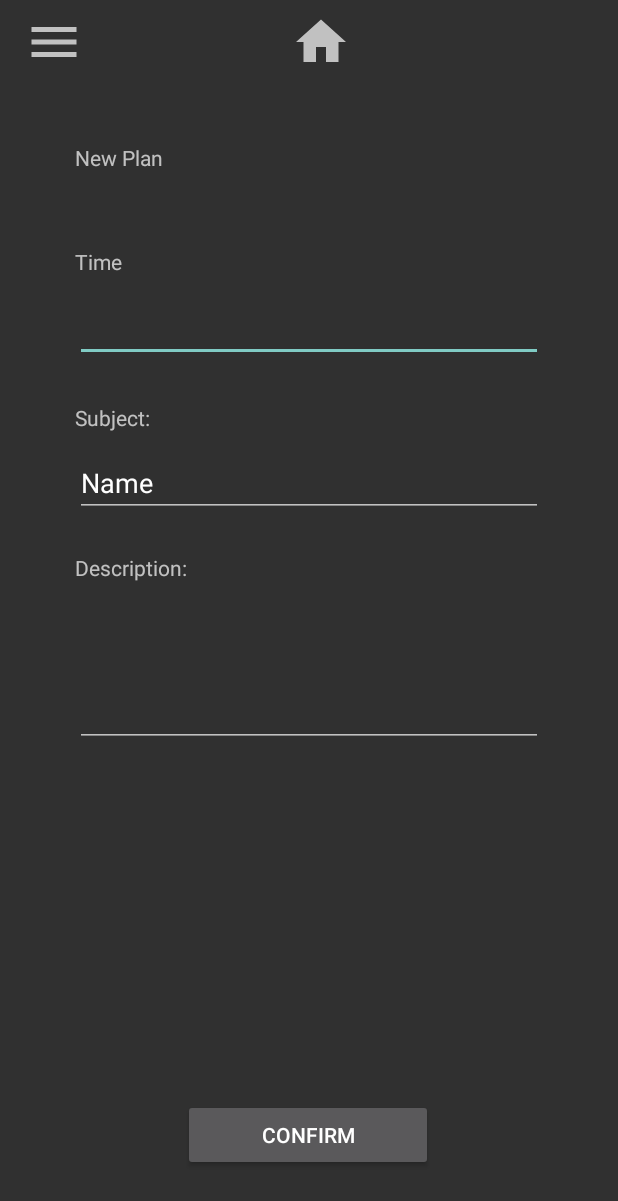
After one commit to AfonsoCunha22/EstudassesPlus, an Android app: the layout activity_new_session.xml on its own in the app's theme, with its tools: preview values and no code run, on a phone screen of 412 x 824 dp. The commit adds this screen. Shown: the top 1201 px of the screen. Run offline under Robolectric (Android 15) with nearby library versions, the phone set to English and light mode, and no system bars.

Commit message:
Session(pt.1)
Tentativa que adicionar os botões para as várias partes das sessions. De momento a aplicação fecha se clicar no botão de sessions.

```diff
--- /dev/null
+++ b/app/src/main/res/layout/activity_new_session.xml
@@ -0,0 +1,233 @@
+<?xml version="1.0" encoding="utf-8"?>
+<androidx.drawerlayout.widget.DrawerLayout xmlns:android="http://schemas.android.com/apk/res/android"
+    xmlns:app="http://schemas.android.com/apk/res-auto"
+    xmlns:tools="http://schemas.android.com/tools"
+    android:id="@+id/drawer"
+    android:layout_width="match_parent"
+    android:layout_height="match_parent"
+    android:fitsSystemWindows="true">
+
+    <RelativeLayout
+        android:layout_width="match_parent"
+        android:layout_height="match_parent"
+        tools:context=".HomeActivity">
+
+        <androidx.appcompat.widget.Toolbar
+            android:layout_width="match_parent"
+            android:layout_height="wrap_content"
+            android:layout_alignParentStart="true"
+            android:layout_alignParentTop="true"
+            android:layout_marginStart="0dp"
+            android:layout_marginTop="0dp">
+
+            <RelativeLayout
+                android:layout_width="match_parent"
+                android:layout_height="match_parent">
+
+                <ImageView
+                    android:id="@+id/openMenu"
+                    android:layout_width="40dp"
+                    android:layout_height="40dp"
+                    android:src="@drawable/ic_menu" />
+
+                <ImageView
+                    android:layout_width="40dp"
+                    android:layout_height="40dp"
+                    android:layout_centerHorizontal="true"
+                    android:src="@drawable/ic_home" />
+            </RelativeLayout>
+
+
+        </androidx.appcompat.widget.Toolbar>
+
+        <Button
+            android:id="@+id/confirm_button"
+            android:layout_width="164dp"
+            android:layout_height="wrap_content"
+            android:layout_alignParentStart="true"
+            android:layout_alignParentEnd="true"
+            android:layout_alignParentBottom="true"
+            android:layout_marginStart="122dp"
+            android:layout_marginTop="-56dp"
+            android:layout_marginEnd="123dp"
+            android:layout_marginBottom="43dp"
+            android:text="Confirm" />
+
+        <TextView
+            android:id="@+id/plan"
+            android:layout_width="wrap_content"
+            android:layout_height="wrap_content"
+            android:layout_alignParentStart="true"
+            android:layout_alignParentTop="true"
+            android:layout_alignParentEnd="true"
+            android:layout_marginStart="50dp"
+            android:layout_marginTop="95dp"
+            android:layout_marginEnd="298dp"
+            android:text="New Plan" />
+
+        <TextView
+            android:id="@+id/timeLabel"
+            android:layout_width="wrap_content"
+            android:layout_height="wrap_content"
+            android:layout_below="@+id/plan"
+            android:layout_alignParentStart="true"
+            android:layout_alignParentEnd="true"
+            android:layout_marginStart="50dp"
+            android:layout_marginTop="50dp"
+            android:layout_marginEnd="316dp"
+            android:text="Time" />
+
+        <EditText
+            android:id="@+id/editTime"
+            android:layout_width="281dp"
+            android:layout_height="wrap_content"
+            android:layout_below="@+id/timeLabel"
+            android:layout_alignParentStart="true"
+            android:layout_alignParentEnd="true"
+            android:layout_marginStart="50dp"
+            android:layout_marginTop="12dp"
+            android:layout_marginEnd="50dp"
+            android:ems="10"
+            android:inputType="time" />
+
+        <TextView
+            android:id="@+id/subjectLabel"
+            android:layout_width="wrap_content"
+            android:layout_height="wrap_content"
+            android:layout_below="@+id/editTime"
+            android:layout_alignParentStart="true"
+            android:layout_marginStart="50dp"
+            android:layout_marginTop="27dp"
+            android:text="Subject:" />
+
+        <EditText
+            android:id="@+id/editSubject"
+            android:layout_width="299dp"
+            android:layout_height="wrap_content"
+            android:layout_below="@+id/subjectLabel"
+            android:layout_alignParentStart="true"
+            android:layout_alignParentEnd="true"
+            android:layout_marginStart="50dp"
+            android:layout_marginTop="11dp"
+            android:layout_marginEnd="50dp"
+            android:ems="10"
+            android:inputType="textPersonName"
+            android:text="Name" />
+
+        <TextView
+            android:id="@+id/descriptionLabel"
+            android:layout_width="wrap_content"
+            android:layout_height="wrap_content"
+            android:layout_below="@+id/editSubject"
+            android:layout_alignParentStart="true"
+            android:layout_marginStart="50dp"
+            android:layout_marginTop="24dp"
+            android:text="Description:" />
+
+        <EditText
+            android:id="@+id/editTextTextMultiLine2"
+            android:layout_width="298dp"
+            android:layout_height="100dp"
+            android:layout_below="@+id/descriptionLabel"
+            android:layout_alignParentStart="true"
+            android:layout_alignParentEnd="true"
+            android:layout_marginStart="50dp"
+            android:layout_marginTop="10dp"
+            android:layout_marginEnd="50dp"
+            android:ems="10"
+            android:gravity="start|top"
+            android:inputType="textMultiLine" />
+
+    </RelativeLayout>
+
+    <com.google.android.material.navigation.NavigationView
+        android:layout_width="250dp"
+        android:id="@+id/nav_menu"
+        android:layout_height="match_parent"
+        android:layout_gravity="start">
+
+        <RelativeLayout
+            android:layout_width="250dp"
+            android:layout_height="wrap_content">
+
+            <Button
+                android:id="@+id/sessionsMenu"
+                android:layout_width="match_parent"
+                android:layout_height="78dp"
+                android:layout_alignParentTop="true"
+                android:layout_alignParentEnd="true"
+                android:layout_marginTop="266dp"
+                android:layout_marginEnd="0dp"
+                android:alpha="0.25"
+                android:text="@string/sessions" />
+
+            <Button
+                android:id="@+id/studyMenu"
+                android:layout_width="match_parent"
+                android:layout_height="78dp"
+                android:layout_alignParentTop="true"
+                android:layout_alignParentEnd="true"
+                android:layout_marginTop="344dp"
+                android:layout_marginEnd="0dp"
+                android:alpha="0.25"
+                android:text="@string/study" />
+
+            <Button
+                android:id="@+id/settingsMenu"
+                android:layout_width="match_parent"
+                android:layout_height="78dp"
+                android:layout_alignParentTop="true"
+                android:layout_alignParentEnd="true"
+                android:layout_marginTop="424dp"
+                android:layout_marginEnd="0dp"
+                android:alpha="0.25"
+                android:text="@string/settings" />
+
+            <TextView
+                android:id="@+id/usernameMenu"
+                android:layout_width="wrap_content"
+                android:layout_height="wrap_content"
+                android:layout_alignParentStart="true"
+                android:layout_alignParentTop="true"
+                android:layout_marginStart="60dp"
+                android:layout_marginTop="198dp"
+                android:text="TextView"
+                android:textSize="30sp"
+                android:textStyle="bold" />
+
+            <TextView
+                android:id="@+id/logout"
+                android:layout_width="wrap_content"
+                android:layout_height="wrap_content"
+                android:layout_alignParentStart="true"
+                android:layout_alignParentTop="true"
+                android:layout_marginStart="86dp"
+                android:layout_marginTop="591dp"
+                android:text="@string/logout"
+                android:textSize="24sp" />
+
+            <ImageView
+                android:id="@+id/icoMenu"
+                android:layout_width="50dp"
+                android:layout_height="50dp"
+                android:layout_alignParentEnd="true"
+                android:layout_alignParentBottom="true"
+                android:layout_centerHorizontal="true"
+                android:layout_marginEnd="191dp"
+                android:layout_marginBottom="11dp"
+                android:src="@drawable/icon" />
+
+            <ImageView
+                android:id="@+id/avatarMenu"
+                android:layout_width="140dp"
+                android:layout_height="140dp"
+                android:layout_alignParentTop="true"
+                android:layout_alignParentEnd="true"
+                android:layout_marginTop="57dp"
+                android:layout_marginEnd="56dp"
+                app:srcCompat="@drawable/avatar_default" />
+        </RelativeLayout>
+
+
+    </com.google.android.material.navigation.NavigationView>
+</androidx.drawerlayout.widget.DrawerLayout>
```
Also changed, not shown: app/src/main/java/com/example/cmprojeto/HomeActivity.java (+10 -1 lines), app/src/main/java/com/example/cmprojeto/NewSessionActivity.java (added, +29 -0 lines), app/src/main/java/com/example/cmprojeto/SessionActivity.java (added, +32 -0 lines), app/src/main/res/layout/activity_session.xml (added, +180 -0 lines).
